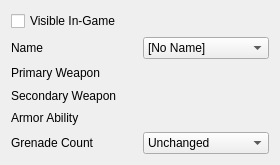
Before: the Qt Designer form native/src/ReachVariantTool/ui/widgets/LoadoutForm.ui in DavidJCobb/ReachVariantEditor, drawn with Qt 5.
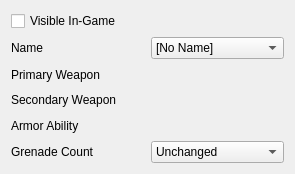
After: the same form once the commit is applied. Custom widgets are drawn as their Qt base class.

Commit message: FIX: loadout UI swaps primary/secondary weapon by mistake

The edit to the form file:
```diff
--- a/native/src/ReachVariantTool/ui/widgets/LoadoutForm.ui
+++ b/native/src/ReachVariantTool/ui/widgets/LoadoutForm.ui
@@ -6,8 +6,8 @@
    <rect>
     <x>0</x>
     <y>0</y>
-    <width>280</width>
-    <height>165</height>
+    <width>295</width>
+    <height>174</height>
    </rect>
   </property>
   <property name="sizePolicy">
@@ -21,26 +21,6 @@
   </property>
   <layout class="QGridLayout" name="gridLayout" columnstretch="1,1">
    <item row="4" column="0">
-    <widget class="QLabel" name="label_4">
-     <property name="text">
-      <string>Armor Ability</string>
-     </property>
-     <property name="buddy">
-      <cstring>loadoutAbility</cstring>
-     </property>
-    </widget>
-   </item>
-   <item row="2" column="0">
-    <widget class="QLabel" name="label_2">
-     <property name="text">
-      <string>Primary Weapon</string>
-     </property>
-     <property name="buddy">
-      <cstring>loadoutWeaponSecondary</cstring>
-     </property>
-    </widget>
-   </item>
-   <item row="3" column="0">
     <widget class="QLabel" name="label_3">
      <property name="text">
       <string>Secondary Weapon</string>
@@ -50,24 +30,7 @@
      </property>
     </widget>
    </item>
-   <item row="0" column="0" colspan="2">
-    <widget class="QCheckBox" name="loadoutFlagVisible">
-     <property name="text">
-      <string>Visible In-Game</string>
-     </property>
-    </widget>
-   </item>
-   <item row="1" column="0">
-    <widget class="QLabel" name="label">
-     <property name="text">
-      <string>Name</string>
-     </property>
-     <property name="buddy">
-      <cstring>loadoutName</cstring>
-     </property>
-    </widget>
-   </item>
-   <item row="1" column="1">
+   <item row="2" column="1">
     <widget class="QComboBox" name="loadoutName">
      <item>
       <property name="text">
@@ -481,7 +444,37 @@
      </item>
     </widget>
    </item>
+   <item row="5" column="1">
+    <widget class="RVTArmorAbilityPicker" name="loadoutAbility"/>
+   </item>
+   <item row="3" column="0">
+    <widget class="QLabel" name="label_2">
+     <property name="text">
+      <string>Primary Weapon</string>
+     </property>
+     <property name="buddy">
+      <cstring>loadoutWeaponSecondary</cstring>
+     </property>
+    </widget>
+   </item>
    <item row="5" column="0">
+    <widget class="QLabel" name="label_4">
+     <property name="text">
+      <string>Armor Ability</string>
+     </property>
+     <property name="buddy">
+      <cstring>loadoutAbility</cstring>
+     </property>
+    </widget>
+   </item>
+   <item row="0" column="0" colspan="2">
+    <widget class="QCheckBox" name="loadoutFlagVisible">
+     <property name="text">
+      <string>Visible In-Game</string>
+     </property>
+    </widget>
+   </item>
+   <item row="6" column="0">
     <widget class="QLabel" name="label_5">
      <property name="text">
       <string>Grenade Count</string>
@@ -491,7 +484,17 @@
      </property>
     </widget>
    </item>
-   <item row="5" column="1">
+   <item row="2" column="0">
+    <widget class="QLabel" name="label">
+     <property name="text">
+      <string>Name</string>
+     </property>
+     <property name="buddy">
+      <cstring>loadoutName</cstring>
+     </property>
+    </widget>
+   </item>
+   <item row="6" column="1">
     <widget class="QComboBox" name="loadoutGrenadeCount">
      <item>
       <property name="text">
@@ -571,14 +574,11 @@
     </widget>
    </item>
    <item row="4" column="1">
-    <widget class="RVTArmorAbilityPicker" name="loadoutAbility"/>
+    <widget class="RVTWeaponPicker" name="loadoutWeaponSecondary"/>
    </item>
    <item row="3" column="1">
     <widget class="RVTWeaponPicker" name="loadoutWeaponPrimary"/>
    </item>
-   <item row="2" column="1">
-    <widget class="RVTWeaponPicker" name="loadoutWeaponSecondary"/>
-   </item>
   </layout>
  </widget>
  <customwidgets>
```
Left out of the diff: 2 changed lines with no effect on the pictures.
